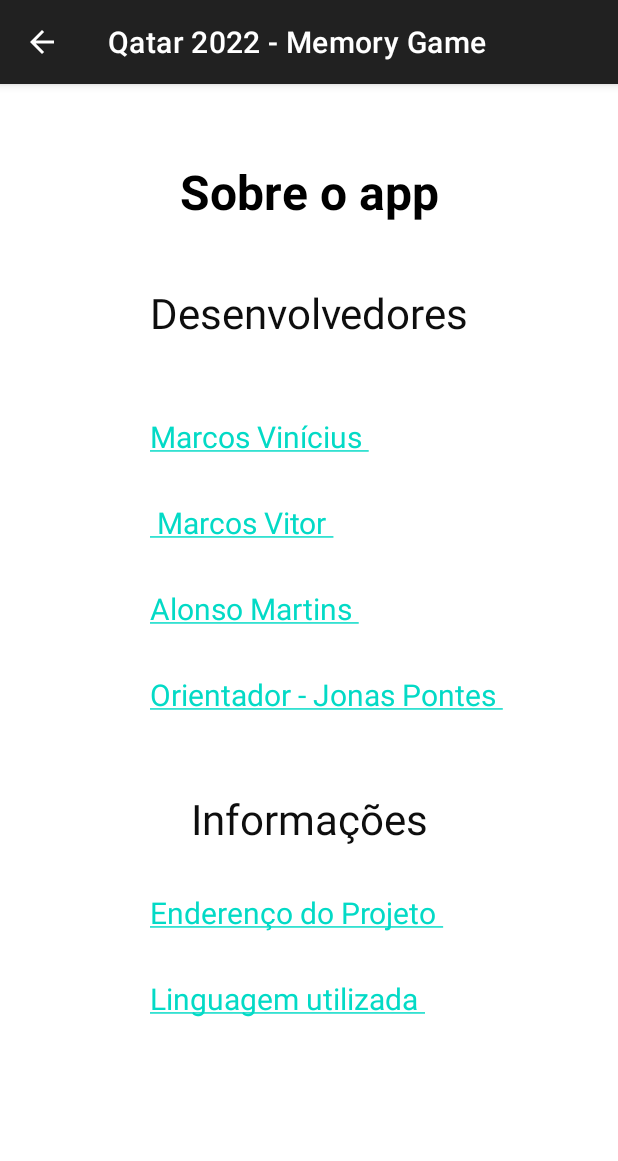
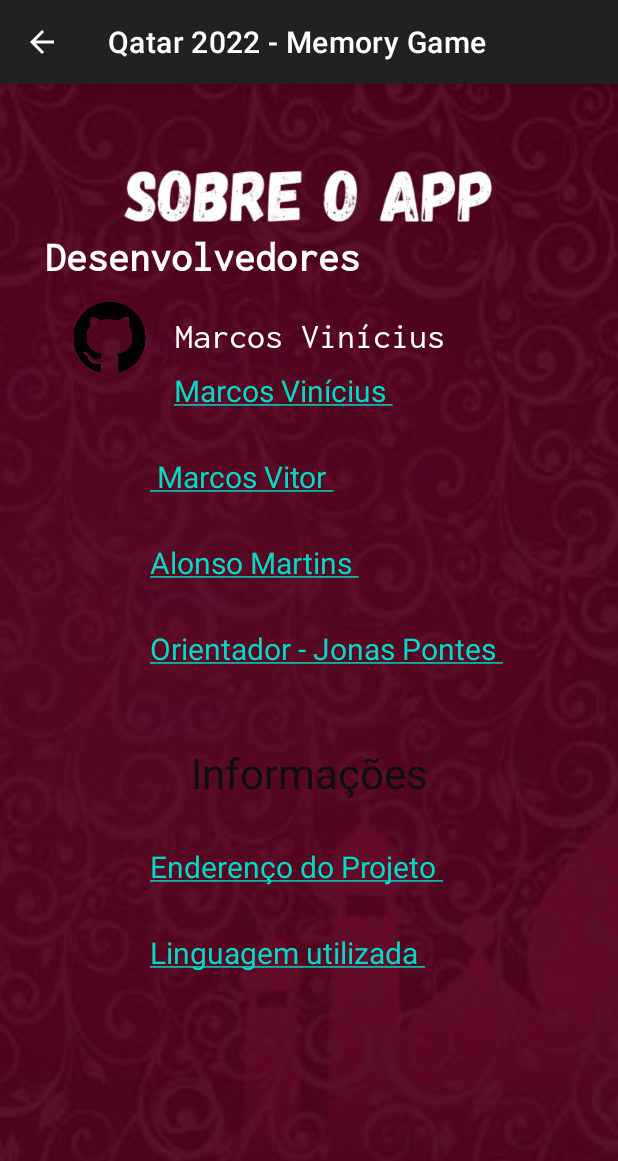
Before and after one commit to Solar-Software-Laboratory/Qatar-2022---Jogo-da-Mem-ria, an Android app: the SobreActivity screen opened directly, with no data from a screen before it, on a phone screen of 412 x 824 dp. Shown: the top 1161 px of the screen. Run offline under Robolectric (Android 15) with nearby library versions, the phone set to English and light mode, and no system bars.

Commit message:
Ajustes na classe SobreActivity e em activity_info
A figura foi colocada como o background, não como image view.
A classe SobreActivity estava com inicial minúscula.

```diff
--- a/JogodaMemria/app/src/main/AndroidManifest.xml
+++ b/JogodaMemria/app/src/main/AndroidManifest.xml
@@ -35,7 +35,7 @@
         </activity>
 
         <activity
-            android:name="br.com.pontes.jogodamemoria.sobreActivity"
+            android:name="br.com.pontes.jogodamemoria.SobreActivity"
             android:screenOrientation="portrait"
             android:parentActivityName="br.com.pontes.jogodamemoria.MainActivity"
             android:exported="true">
--- a/JogodaMemria/app/src/main/java/br/com/pontes/jogodamemoria/MainActivity.java
+++ b/JogodaMemria/app/src/main/java/br/com/pontes/jogodamemoria/MainActivity.java
@@ -280,7 +280,7 @@ public class MainActivity extends AppCompatActivity {
     public boolean onOptionsItemSelected(@NonNull MenuItem item){
         switch (item.getItemId()){
             case R.id.item_sobre:
-                Intent intent = new Intent(this, sobreActivity.class);
+                Intent intent = new Intent(this, SobreActivity.class);
                 //onDestroy();
                 //finish();
                 startActivity(intent);
--- a/JogodaMemria/app/src/main/java/br/com/pontes/jogodamemoria/sobreActivity.java
+++ b/JogodaMemria/app/src/main/java/br/com/pontes/jogodamemoria/SobreActivity.java
@@ -4,9 +4,10 @@ import androidx.appcompat.app.AppCompatActivity;
 
 import android.os.Bundle;
 import android.text.method.LinkMovementMethod;
+import android.widget.ImageView;
 import android.widget.TextView;
 
-public class sobreActivity extends AppCompatActivity {
+public class SobreActivity extends AppCompatActivity {
 
     TextView tv_m_vinicius;
     TextView tv_m_vitor;
@@ -14,11 +15,13 @@ public class sobreActivity extends AppCompatActivity {
     TextView tv_jonas;
     TextView tv_projeto;
     TextView tv_linguagem;
+    private  ImageView iv_marcosVinicius;
 
     @Override
     protected void onCreate(Bundle savedInstanceState) {
         super.onCreate(savedInstanceState);
         setContentView(R.layout.activity_sobre);
+        iv_marcosVinicius = findViewById(R.id.iv_marcos_vinicius);
         tv_m_vinicius = findViewById(R.id.tv_m_vinicius);
         tv_m_vitor = findViewById(R.id.tv_m_vitor);
         tv_alonso = findViewById(R.id.tv_alonso);
--- a/JogodaMemria/app/src/main/res/layout/activity_info.xml
+++ b/JogodaMemria/app/src/main/res/layout/activity_info.xml
@@ -4,6 +4,7 @@
     xmlns:tools="http://schemas.android.com/tools"
     android:layout_width="match_parent"
     android:layout_height="match_parent"
+    android:background="@drawable/instrucoes"
     android:onClick="abrirTelaCartas"
     tools:context=".infoActivity">
 
@@ -11,7 +12,7 @@
         android:id="@+id/btn_jogar"
         android:layout_width="wrap_content"
         android:layout_height="wrap_content"
-        android:layout_marginBottom="120dp"
+        android:layout_marginBottom="60dp"
         android:onClick="abrirTelaCartas"
         android:text="Jogar"
         android:textSize="20sp"
@@ -21,14 +22,4 @@
         app:layout_constraintHorizontal_bias="0.5"
         app:layout_constraintStart_toStartOf="parent" />
 
-    <ImageView
-        android:id="@+id/imageView"
-        android:layout_width="wrap_content"
-        android:layout_height="wrap_content"
-        app:layout_constraintBottom_toBottomOf="parent"
-        app:layout_constraintEnd_toEndOf="parent"
-        app:layout_constraintStart_toStartOf="parent"
-        app:layout_constraintTop_toTopOf="parent"
-        app:srcCompat="@drawable/instrucoes" />
-
 </androidx.constraintlayout.widget.ConstraintLayout>
--- a/JogodaMemria/app/src/main/res/layout/activity_sobre.xml
+++ b/JogodaMemria/app/src/main/res/layout/activity_sobre.xml
@@ -4,7 +4,8 @@
     xmlns:tools="http://schemas.android.com/tools"
     android:layout_width="match_parent"
     android:layout_height="match_parent"
-    tools:context=".sobreActivity">
+    android:background="@drawable/sobre_app"
+    tools:context=".SobreActivity">
 
     <TextView
         android:id="@+id/tv_linguagem"
@@ -79,39 +80,62 @@
         app:layout_constraintTop_toBottomOf="@+id/tv_m_vinicius" />
 
     <TextView
-        android:id="@+id/textView4"
-        android:layout_width="wrap_content"
-        android:layout_height="wrap_content"
-        android:layout_marginTop="50dp"
-        android:text="Sobre o app"
-        android:textColor="#000000"
-        android:textSize="32sp"
-        android:textStyle="bold"
-        app:layout_constraintEnd_toEndOf="parent"
-        app:layout_constraintStart_toStartOf="parent"
-        app:layout_constraintTop_toTopOf="parent" />
-
-    <TextView
         android:id="@+id/textView6"
         android:layout_width="wrap_content"
         android:layout_height="wrap_content"
-        android:layout_marginTop="40dp"
+        android:layout_marginStart="30dp"
+        android:layout_marginTop="100dp"
+        android:fontFamily="@font/inconsolata"
         android:text="Desenvolvedores"
-        android:textColor="#0E0E0E"
+        android:textColor="@color/white"
         android:textSize="28sp"
-        app:layout_constraintEnd_toEndOf="parent"
+        android:textStyle="bold"
         app:layout_constraintStart_toStartOf="parent"
-        app:layout_constraintTop_toBottomOf="@+id/textView4" />
+        app:layout_constraintTop_toTopOf="parent" />
 
     <TextView
         android:id="@+id/tv_m_vinicius"
         android:layout_width="wrap_content"
         android:layout_height="wrap_content"
-        android:layout_marginStart="100dp"
-        android:layout_marginTop="50dp"
+        android:layout_marginStart="116dp"
+        android:layout_marginTop="60dp"
         android:text="@string/str_m_vinicius"
         android:textColor="#141414"
         android:textSize="20sp"
         app:layout_constraintStart_toStartOf="parent"
         app:layout_constraintTop_toBottomOf="@+id/textView6" />
+
+    <LinearLayout
+        android:layout_width="353dp"
+        android:layout_height="48dp"
+        android:layout_margin="14sp"
+        android:layout_marginStart="14dp"
+        android:layout_marginTop="14dp"
+        android:layout_marginEnd="14dp"
+        android:orientation="horizontal"
+        android:textAlignment="textStart"
+        app:flow_horizontalAlign="start"
+        app:layout_constraintEnd_toEndOf="parent"
+        app:layout_constraintStart_toStartOf="parent"
+        app:layout_constraintTop_toBottomOf="@+id/textView6">
+
+        <ImageView
+            android:id="@+id/iv_marcos_vinicius"
+            android:layout_width="1dp"
+            android:layout_height="match_parent"
+            android:layout_weight="1"
+            app:srcCompat="@drawable/github" />
+
+        <TextView
+            android:id="@+id/textView"
+            android:layout_width="wrap_content"
+            android:layout_height="match_parent"
+            android:layout_weight="1"
+            android:fontFamily="@font/inconsolata"
+            android:gravity="center_vertical"
+            android:text="Marcos Vinícius"
+            android:textColor="@color/white"
+            android:textSize="24sp" />
+    </LinearLayout>
+
 </androidx.constraintlayout.widget.ConstraintLayout>
```
Also changed, not shown: JogodaMemria/app/src/main/res/drawable/github.png (added), JogodaMemria/app/src/main/res/drawable/sobre_app.jpeg (added).
